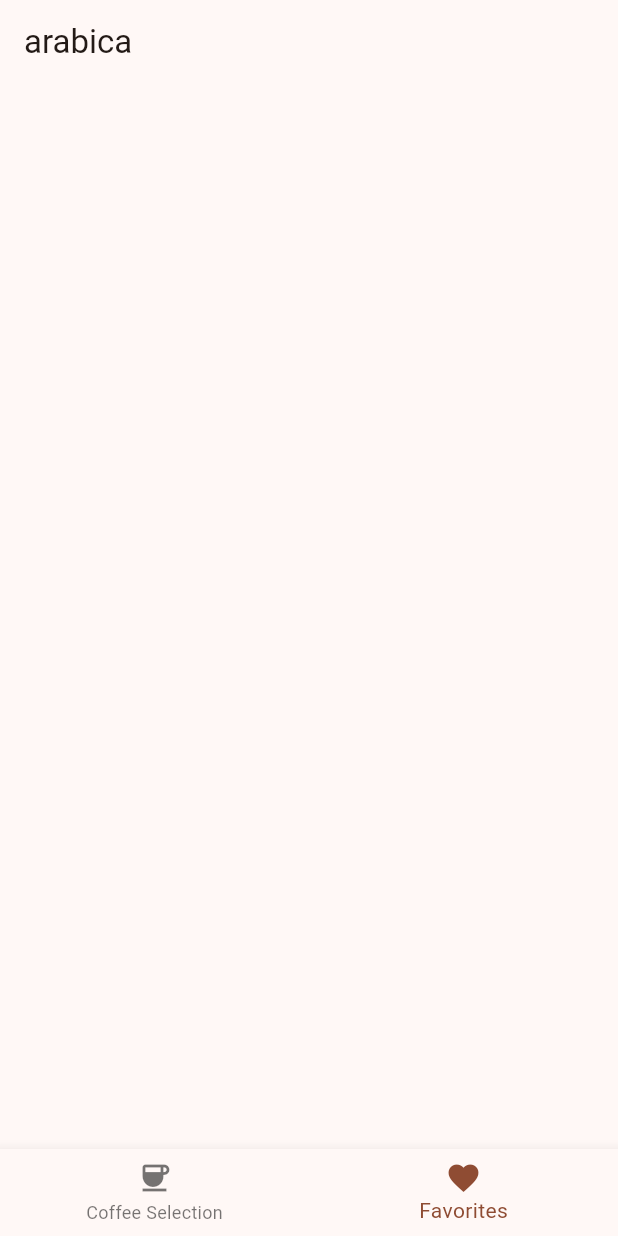
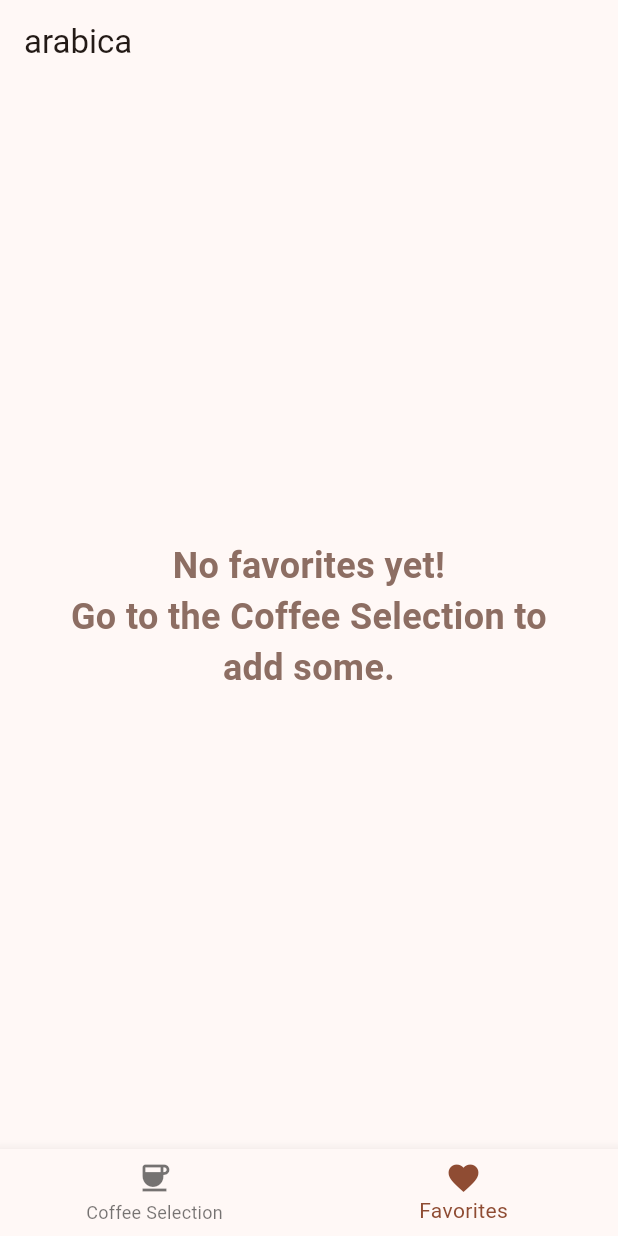
Before and after one commit to morisoinc/arabica, a Flutter app: the screen it shows after launch, item 2 of the bottom bar chosen, on a phone screen of 412 x 824 dp. Run offline on Flutter 3.47's test engine with Material 3 defaults, Android fonts, the phone set to English and light mode, and no system bars; our stand-ins replace flutter_bloc, flutter_card_swiper, freezed_annotation, go_router, hydrated_bloc, isar; accounts and stored records are empty; network calls fail; statements that could not run were skipped.

Commit message:
added empty message to favs, created text styles file

```diff
--- a/lib/screens/favorites_screen.dart
+++ b/lib/screens/favorites_screen.dart
@@ -3,6 +3,7 @@ import 'dart:typed_data';
 
 import 'package:arabica/controller/favorites_bloc/favorites_bloc.dart';
 import 'package:arabica/data/favorite.dart';
+import 'package:arabica/styles/text_styles.dart';
 import 'package:arabica/widgets/coffee_card.dart';
 import 'package:flutter/material.dart';
 import 'package:flutter_bloc/flutter_bloc.dart';
@@ -16,6 +17,18 @@ class FavoritesScreen extends StatelessWidget {
   Widget build(BuildContext context) {
     return BlocBuilder<FavoritesBloc, FavoritesState>(
       builder: (favoriteScreenContext, state) {
+        if (state.favorites.isEmpty) {
+          return Center(
+            child: Padding(
+              padding: const EdgeInsets.all(32.0),
+              child: Text(
+                'No favorites yet!\nGo to the Coffee Selection to add some.',
+                style: mainMessageStyle,
+                textAlign: TextAlign.center,
+              ),
+            ),
+          );
+        }
         return ConstrainedBox(
           constraints: const BoxConstraints(maxWidth: 840),
           child: GridView.builder(
--- /dev/null
+++ b/lib/styles/text_styles.dart
@@ -0,0 +1,7 @@
+import 'package:flutter/material.dart';
+
+final mainMessageStyle = TextStyle(
+  fontSize: 24,
+  fontWeight: FontWeight.w600,
+  color: Colors.brown[400],
+);
```
Also changed, not shown: lib/screens/feed_screen/end_screen.dart (+2 -5 lines), lib/screens/feed_screen/intermission_screen.dart (+2 -5 lines).
